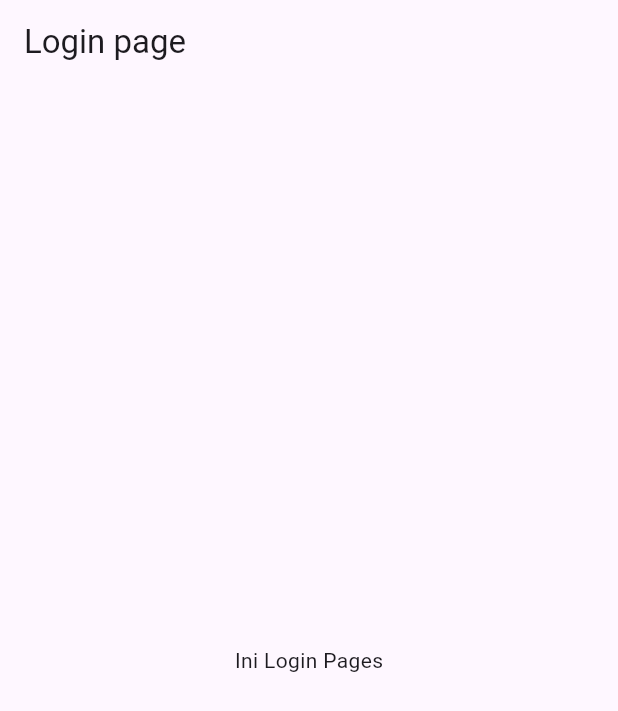
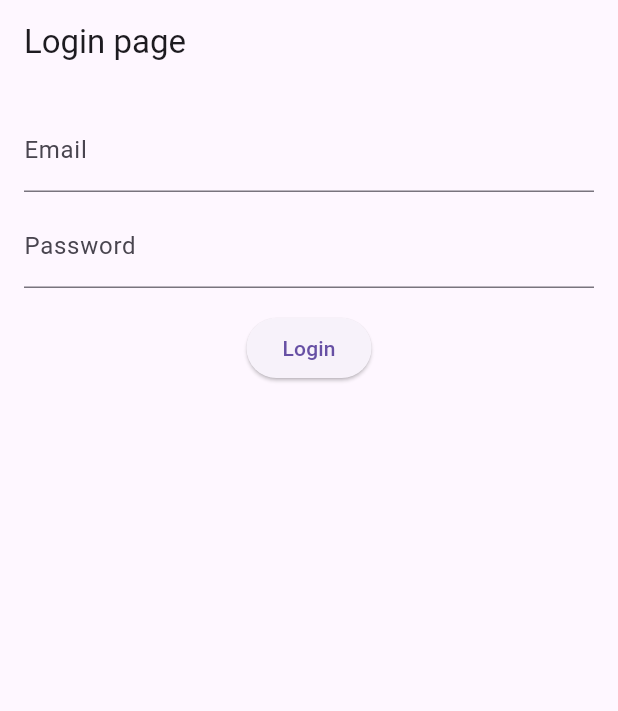
Before and after one commit to cendyal-hub/firebase_login, a Flutter app: the screen it shows after launch, on a phone screen of 412 x 824 dp. Shown: the top 711 px of the screen. Run offline on Flutter 3.47's test engine with Material 3 defaults, Android fonts, the phone set to English and light mode, and no system bars; our stand-ins replace firebase_auth, firebase_core; accounts and stored records are empty.

Commit message:
menambahkan textfield (email, password) dan fix error

```diff
--- a/lib/main.dart
+++ b/lib/main.dart
@@ -16,7 +16,7 @@ class MyApp extends StatelessWidget {
 
   @override
   Widget build(BuildContext context) {
-    return MaterialApp(
+    return const MaterialApp(
       title: "Firebase Login",
       home: MyLogin(),
     );
--- a/lib/pages/login_page.dart
+++ b/lib/pages/login_page.dart
@@ -22,7 +22,7 @@ class _MyLoginState extends State<MyLogin> {
     super.dispose();
   }
 
-  Future<void> _Login() async {
+  Future<void> _login() async {
     setState(() {
       _isLoading = true;
       _error = null;
@@ -63,8 +63,30 @@ class _MyLoginState extends State<MyLogin> {
   @override
   Widget build(BuildContext context) {
     return Scaffold(
-      appBar: AppBar(title: Text("Login page")),
-      body: Center(child: Text("Ini Login Pages")),
+      appBar: AppBar(title: const Text("Login page")),
+      body: Padding(
+        padding: const EdgeInsets.all(16),
+        child: Column(
+          children: [
+            TextField(
+              controller: emailCtrl,
+              decoration: const InputDecoration(labelText: 'Email'),
+            ),
+            const SizedBox(height: 8),
+            TextField(
+              controller: passCtrl,
+              decoration: const InputDecoration(labelText: 'Password'),
+              obscureText: true,
+            ),
+            const SizedBox(height: 16),
+            if (_error != null) ...[
+              Text(_error!, style: const TextStyle(color: Colors.red)),
+              const SizedBox(height: 8)
+            ],
+            ElevatedButton(onPressed: _isLoading ? null : _login, child: _isLoading ? const CircularProgressIndicator() : const Text('Login'))
+          ],
+        ),
+      ),
     );
   }
 }
```
Also changed, not shown: pubspec.yaml (+9 -76 lines), lib/firebase_options.dart, pubspec.lock, 3 other files.
